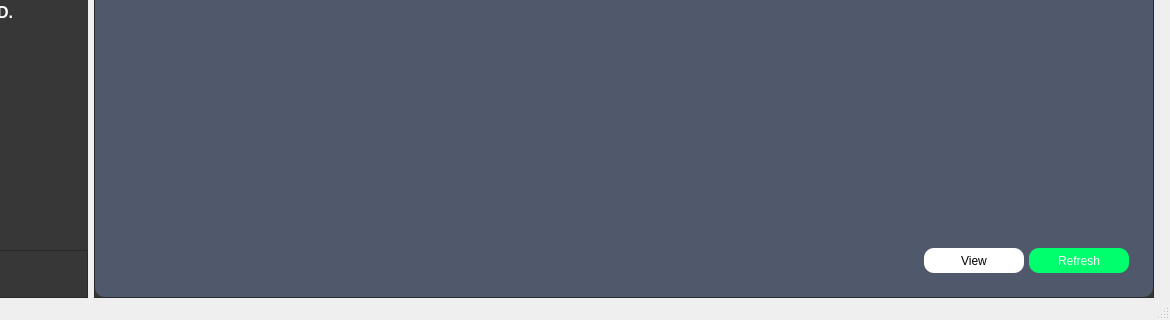
This is logbook_design.ui in Razei/Logbook_v2 as Qt 5 draws it before an edit; both pictures show x 138 to 1308 and y 400 to 720 of the 1308 by 720 pixel window. The edited form follows.
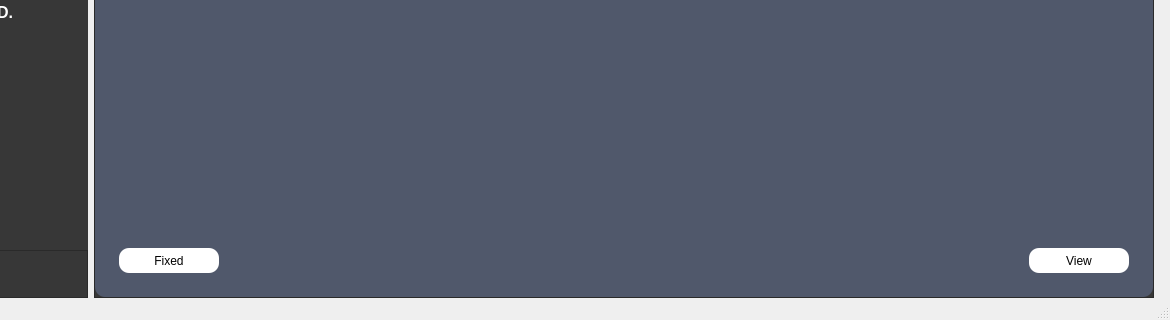
This is the edited form. The open tabs and pages were chosen to show the change. Icons and pictures are not drawn.

Diff of the .ui file:
```diff
--- a/logbook_design.ui
+++ b/logbook_design.ui
@@ -853,44 +853,6 @@
               <property name="verticalSpacing">
                <number>16</number>
               </property>
-              <item row="3" column="4">
-               <widget class="QPushButton" name="pushButtonRefreshProblems">
-                <property name="sizePolicy">
-                 <sizepolicy hsizetype="Fixed" vsizetype="Fixed">
-                  <horstretch>0</horstretch>
-                  <verstretch>0</verstretch>
-                 </sizepolicy>
-                </property>
-                <property name="minimumSize">
-                 <size>
-                  <width>100</width>
-                  <height>25</height>
-                 </size>
-                </property>
-                <property name="cursor">
-                 <cursorShape>PointingHandCursor</cursorShape>
-                </property>
-                <property name="accessibleDescription">
-                 <string>successButton</string>
-                </property>
-                <property name="autoFillBackground">
-                 <bool>false</bool>
-                </property>
-                <property name="styleSheet">
-                 <string notr="true">background-color: rgb(0, 255, 108);
-color: rgb(255, 255, 255);</string>
-                </property>
-                <property name="text">
-                 <string>Refresh</string>
-                </property>
-                <property name="default">
-                 <bool>false</bool>
-                </property>
-                <property name="flat">
-                 <bool>false</bool>
-                </property>
-               </widget>
-              </item>
               <item row="2" column="0" colspan="5">
                <widget class="QTableWidget" name="tableWidgetProblems">
                 <property name="sizePolicy">
@@ -1085,7 +1047,45 @@
                 </property>
                </widget>
               </item>
-              <item row="3" column="3">
+              <item row="3" column="0">
+               <widget class="QPushButton" name="pushButtonProblemsFixed">
+                <property name="sizePolicy">
+                 <sizepolicy hsizetype="Fixed" vsizetype="Fixed">
+                  <horstretch>0</horstretch>
+                  <verstretch>0</verstretch>
+                 </sizepolicy>
+                </property>
+                <property name="minimumSize">
+                 <size>
+                  <width>100</width>
+                  <height>25</height>
+                 </size>
+                </property>
+                <property name="cursor">
+                 <cursorShape>PointingHandCursor</cursorShape>
+                </property>
+                <property name="accessibleDescription">
+                 <string>successButton</string>
+                </property>
+                <property name="autoFillBackground">
+                 <bool>false</bool>
+                </property>
+                <property name="styleSheet">
+                 <string notr="true">background-color: rgb(255, 255, 255);
+color: rgb(0, 0, 0);</string>
+                </property>
+                <property name="text">
+                 <string>Fixed</string>
+                </property>
+                <property name="default">
+                 <bool>false</bool>
+                </property>
+                <property name="flat">
+                 <bool>false</bool>
+                </property>
+               </widget>
+              </item>
+              <item row="3" column="4">
                <widget class="QPushButton" name="pushButtonProblemsView">
                 <property name="sizePolicy">
                  <sizepolicy hsizetype="Fixed" vsizetype="Fixed">
```
Left out of the diff: 42 changed lines with no effect on the pictures.
